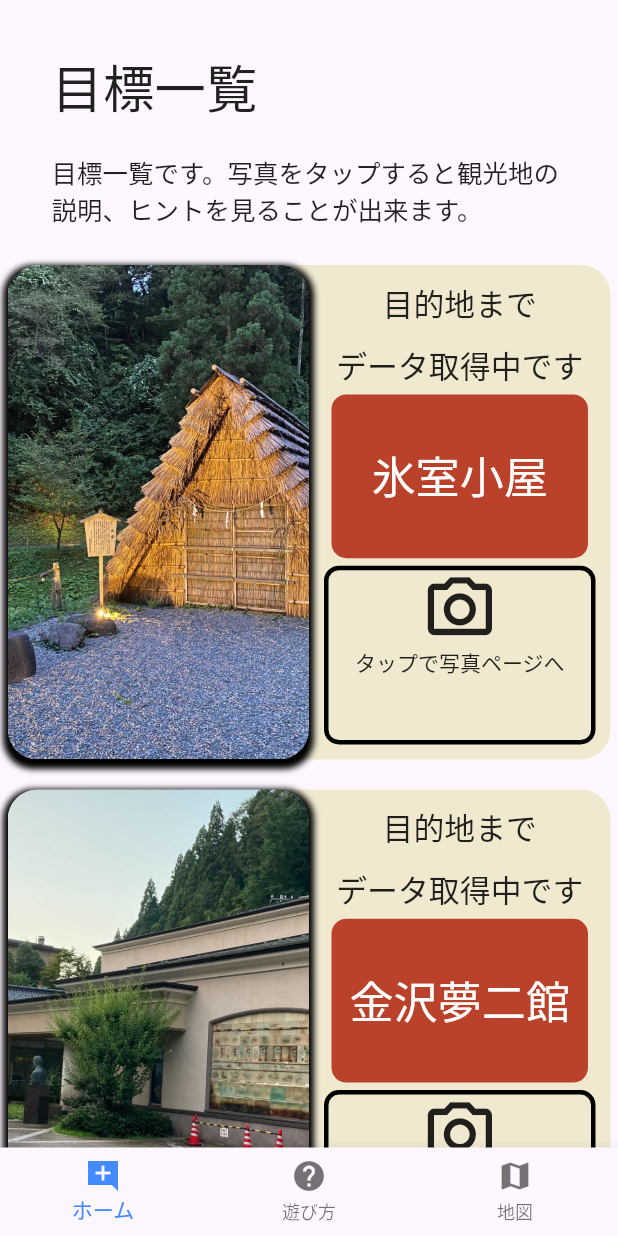
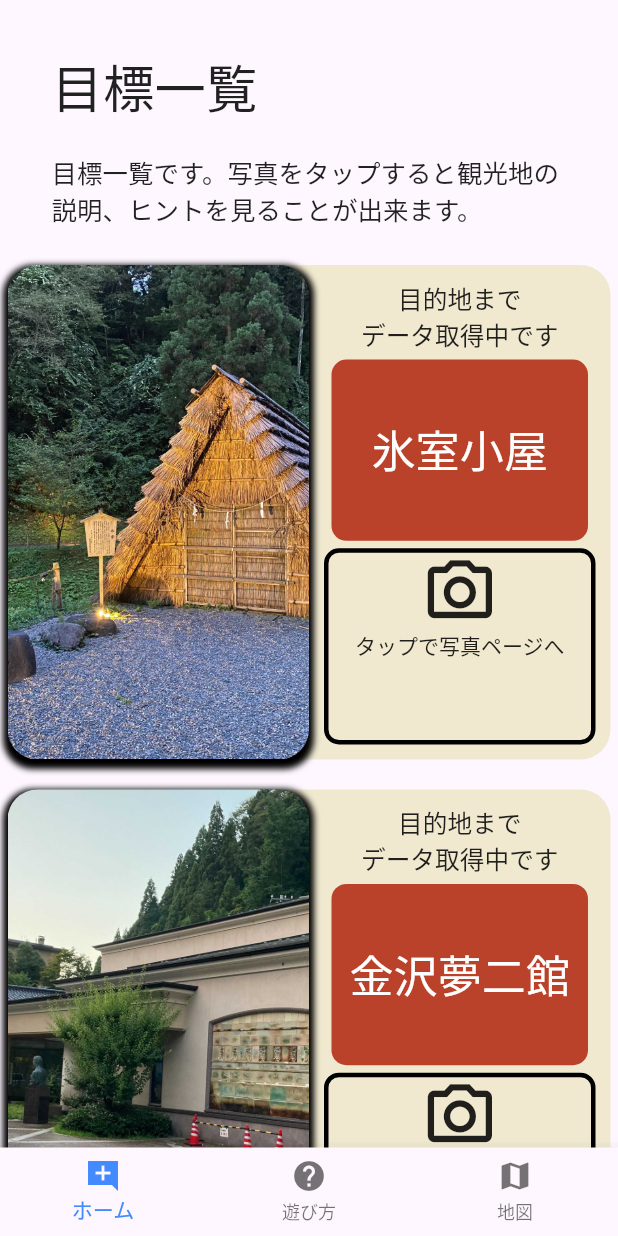
Before and after one commit to tourist-project/yuwaku_proto_flutter, a Flutter app: the screen it shows after launch, scrolled down 576 dp, on a phone screen of 412 x 824 dp. Run offline on Flutter 3.47's test engine with Material 2 defaults, Android fonts, the phone set to English and light mode, and no system bars; drawn by our look-alikes of auto_size_text; our stand-ins replace camera, carousel_slider, firebase_core, firebase_storage, geolocator, google_fonts and 3 more; accounts and stored records are empty.

Commit message:
autoSizeTextのmaxLinesを指定/その他小さな修正

```diff
--- a/lib/some_top_page.dart
+++ b/lib/some_top_page.dart
@@ -293,10 +293,9 @@
                     child: Column(
                       children: [
                         Container(
-                            height: heightSize / 20,
                             margin:  EdgeInsets.only(right: 5, left: 5),
                             child: AutoSizeText('目的地まで',
-                                style: TextStyle(fontSize: widthSize / 20),
+                                style: TextStyle(fontSize: widthSize / 25),
                             ),
                         ),
                         homeItems.distance != null
@@ -305,14 +304,14 @@
                                   'あと' +
                                       homeItems.distance!.toStringAsFixed(1) +
                                       'm',
-                                  style: TextStyle(fontSize: widthSize / 18),
+                                  style: TextStyle(fontSize: widthSize / 25),
                                 ),
                               )
                             : Center(
                                 child: Container(
                                   child: AutoSizeText(
                                     'データ取得中です',
-                                    style: TextStyle(fontSize: widthSize / 20),
+                                    style: TextStyle(fontSize: widthSize / 25),
                                   ),
                                 ),
                               ),
@@ -360,7 +359,10 @@
                                   children: [
                                     Icon(Icons.photo_camera_outlined,
                                         size: widthSize / 8),
-                                    AutoSizeText('タップで写真ページへ')
+                                    AutoSizeText(
+                                        'タップで写真ページへ',
+                                        maxLines: 1
+                                    )
                                   ],
                                 ),
                               ),
```
